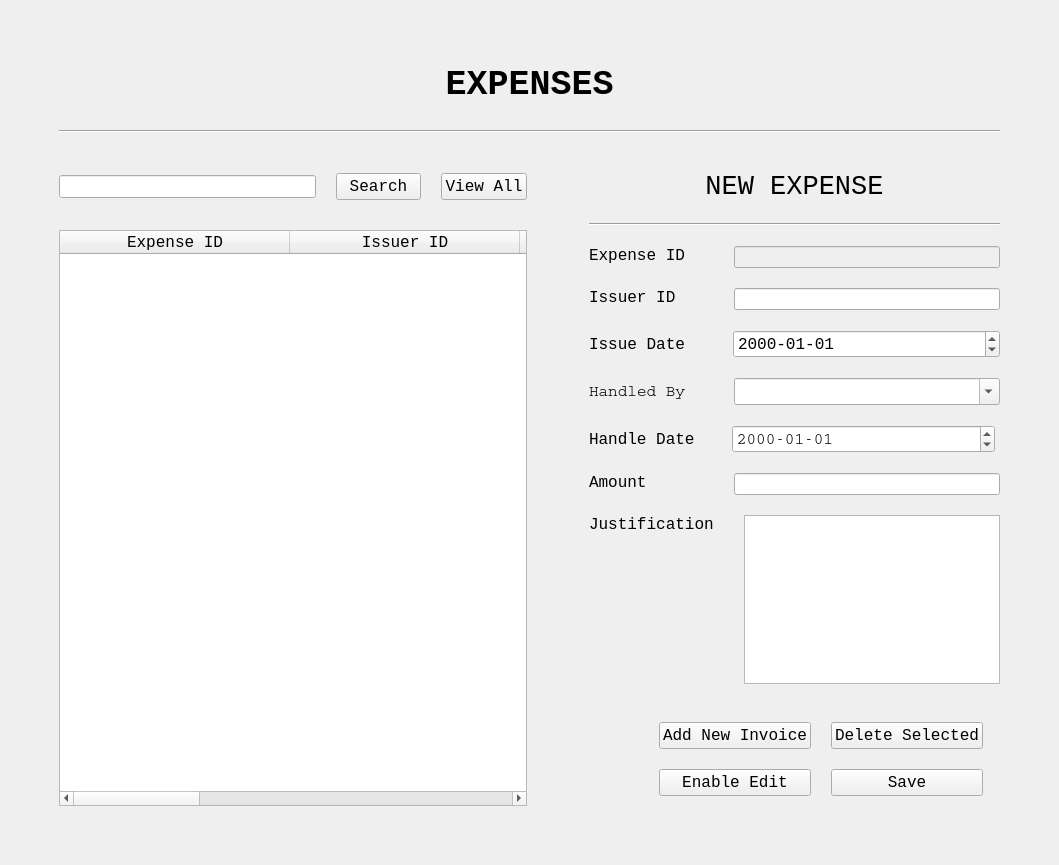
ASNaeem/Simple-VCMS, file ExpensesUI.ui: the form before one commit.
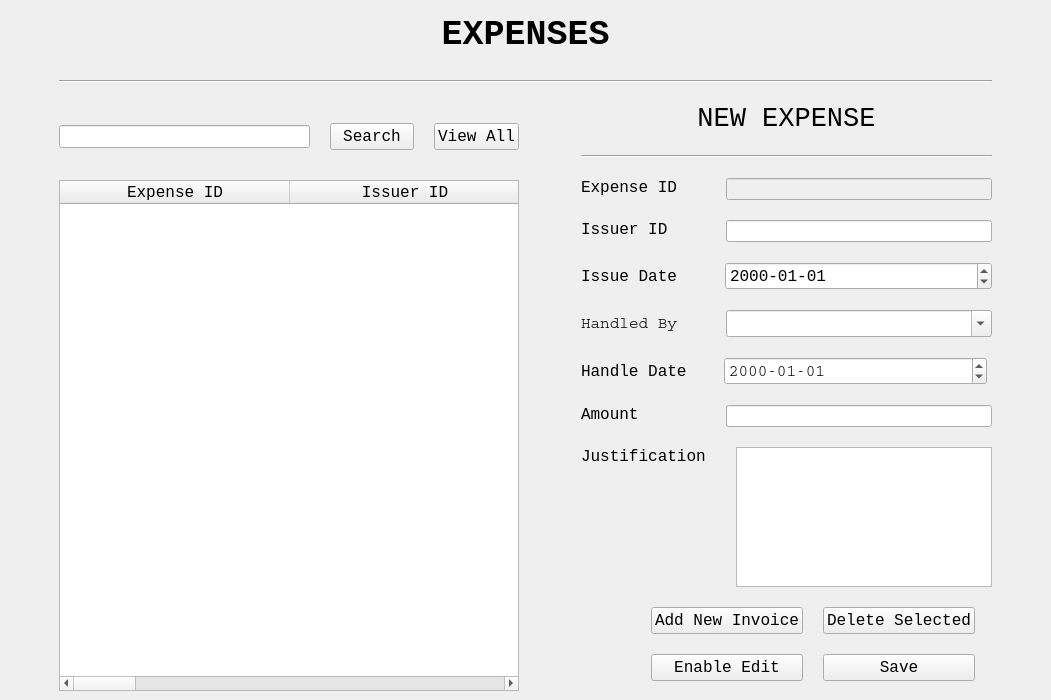
The form after the commit.

```diff
--- a/ExpensesUI.ui
+++ b/ExpensesUI.ui
@@ -6,8 +6,8 @@
    <rect>
     <x>0</x>
     <y>0</y>
-    <width>1059</width>
-    <height>865</height>
+    <width>1051</width>
+    <height>700</height>
    </rect>
   </property>
   <property name="windowTitle">
@@ -24,13 +24,13 @@
        <number>50</number>
       </property>
       <property name="topMargin">
-       <number>50</number>
+       <number>0</number>
       </property>
       <property name="rightMargin">
        <number>50</number>
       </property>
       <property name="bottomMargin">
-       <number>50</number>
+       <number>0</number>
       </property>
       <item>
        <layout class="QVBoxLayout" name="verticalLayout">
```
